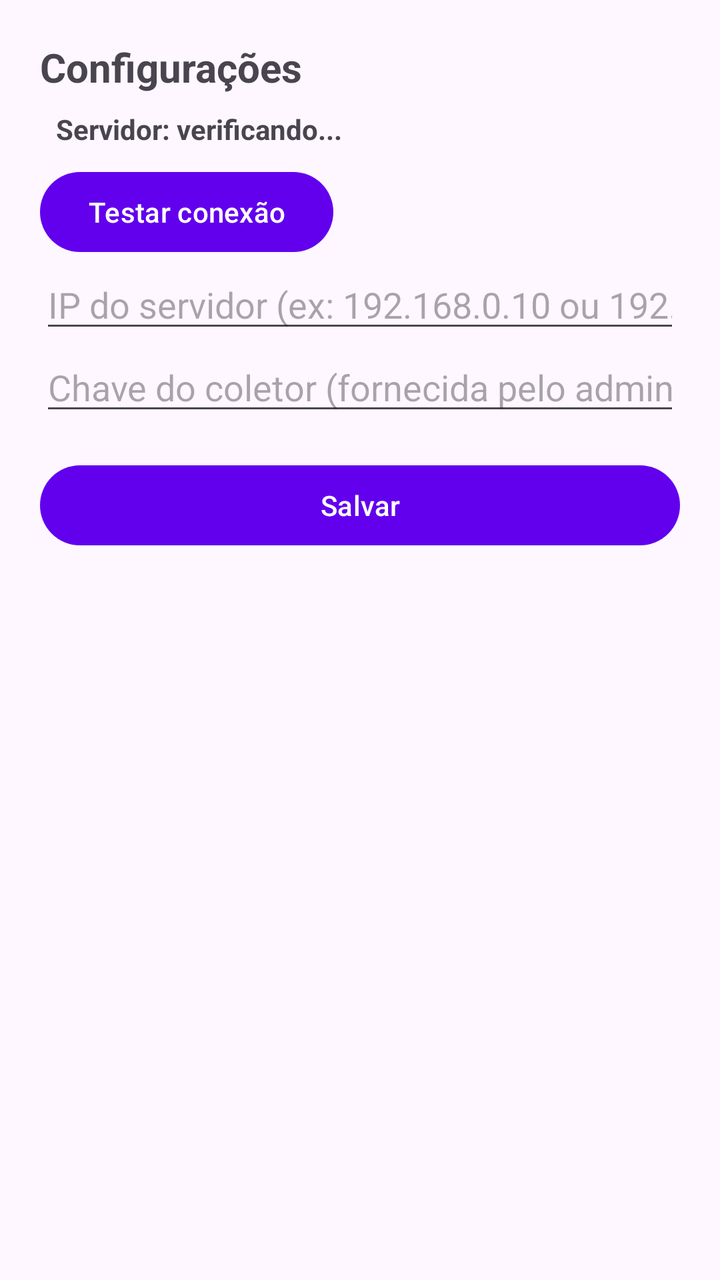
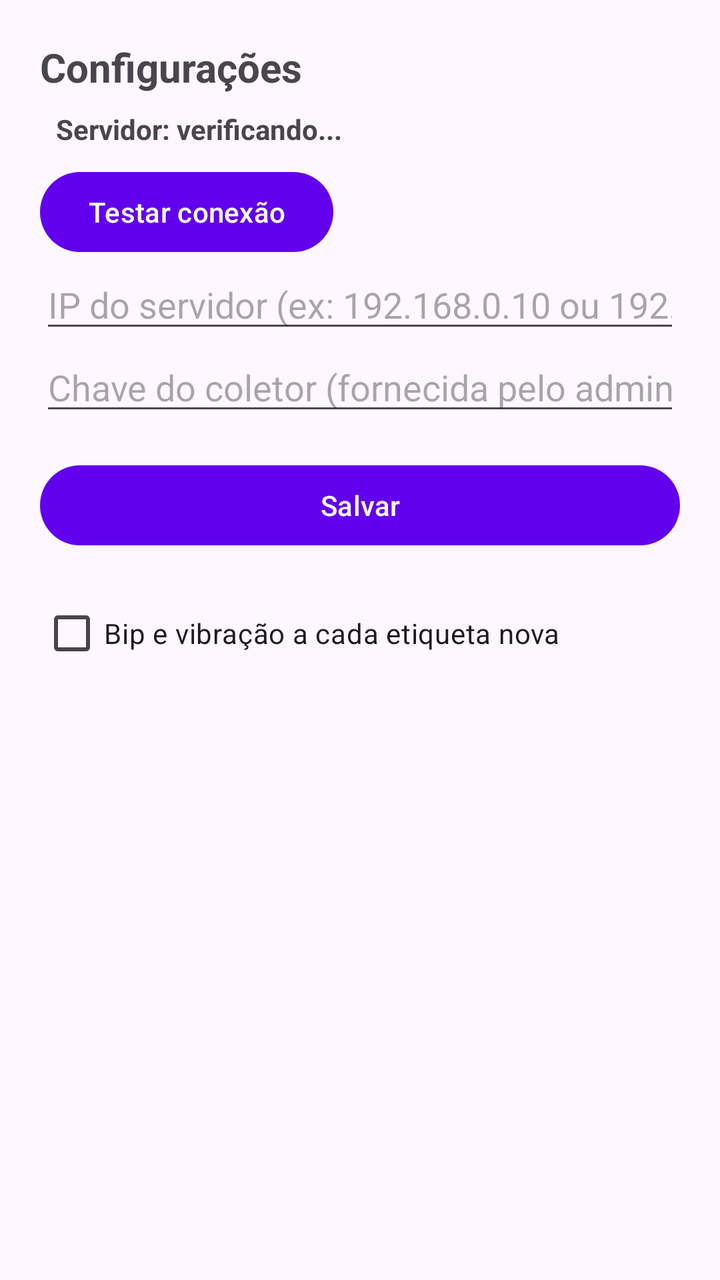

Two renders of the same Android screen: before a commit and after it. Below are the layout's source before the change and the commit's diff.
<!-- AndroidManifest.xml: application theme Theme.RFIDAndroid -->
<!-- res/layout/activity_settings.xml -->
<LinearLayout xmlns:android="http://schemas.android.com/apk/res/android"
    android:layout_width="match_parent"
    android:layout_height="match_parent"
    android:orientation="vertical"
    android:padding="20dp">

    <TextView
        android:text="Configurações"
        android:textStyle="bold"
        android:textSize="20sp"
        android:layout_width="wrap_content"
        android:layout_height="wrap_content"/>

    <TextView
        android:id="@+id/txtStatusServidor"
        android:layout_width="match_parent"
        android:layout_height="wrap_content"
        android:text="Servidor: verificando..."
        android:textStyle="bold"
        android:padding="8dp"/>

    <Button
        android:id="@+id/btnTestarServidor"
        android:layout_width="wrap_content"
        android:layout_height="wrap_content"
        android:text="Testar conexão"/>

    <EditText
        android:id="@+id/edtIp"
        android:layout_width="match_parent"
        android:layout_height="wrap_content"
        android:hint="IP do servidor (ex: 192.168.0.10 ou 192.168.0.10:8443)"
        android:inputType="text"/>

    <EditText
        android:id="@+id/edtChave"
        android:layout_width="match_parent"
        android:layout_height="wrap_content"
        android:hint="Chave do coletor (fornecida pelo administrador)"
        android:inputType="textPassword"/>

    <Button
        android:id="@+id/btnSalvar"
        android:layout_width="match_parent"
        android:layout_height="wrap_content"
        android:text="Salvar"
        android:layout_marginTop="16dp"/>

    
    <TextView
        android:id="@+id/txtCertificado"
        android:typeface="monospace"
        android:textSize="12sp"
        android:layout_marginTop="16dp"
        android:layout_width="match_parent"
        android:layout_height="wrap_content"/>
</LinearLayout>
<!-- resources referenced by this layout -->
<resources>
  <style name="Theme.RFIDAndroid" parent="Theme.Material3.DayNight.NoActionBar">
  
      
          <item name="colorPrimary">@color/purple_500</item>
          <item name="colorPrimaryVariant">@color/purple_700</item>
          <item name="colorOnPrimary">@color/white</item>
          
          <item name="colorSecondary">@color/teal_200</item>
          <item name="colorSecondaryVariant">@color/teal_700</item>
          <item name="colorOnSecondary">@color/black</item>
          
          <item name="android:statusBarColor">?attr/colorPrimaryVariant</item>
          
      </style>
  <color name="purple_500">#FF6200EE</color>
  <color name="purple_700">#FF3700B3</color>
  <color name="white">#FFFFFFFF</color>
  <color name="teal_200">#FF03DAC5</color>
  <color name="teal_700">#FF018786</color>
  <color name="black">#FF000000</color>
</resources>

<!-- the commit's change to res/layout/activity_settings.xml (unified diff, before → after) -->
@@ -47,6 +47,14 @@
         android:layout_marginTop="16dp"/>
 
     
+    <CheckBox
+        android:id="@+id/chkAvisoLeitura"
+        android:text="Bip e vibração a cada etiqueta nova"
+        android:layout_marginTop="16dp"
+        android:layout_width="match_parent"
+        android:layout_height="wrap_content"/>
+
+    
     <TextView
         android:id="@+id/txtCertificado"
         android:typeface="monospace"
